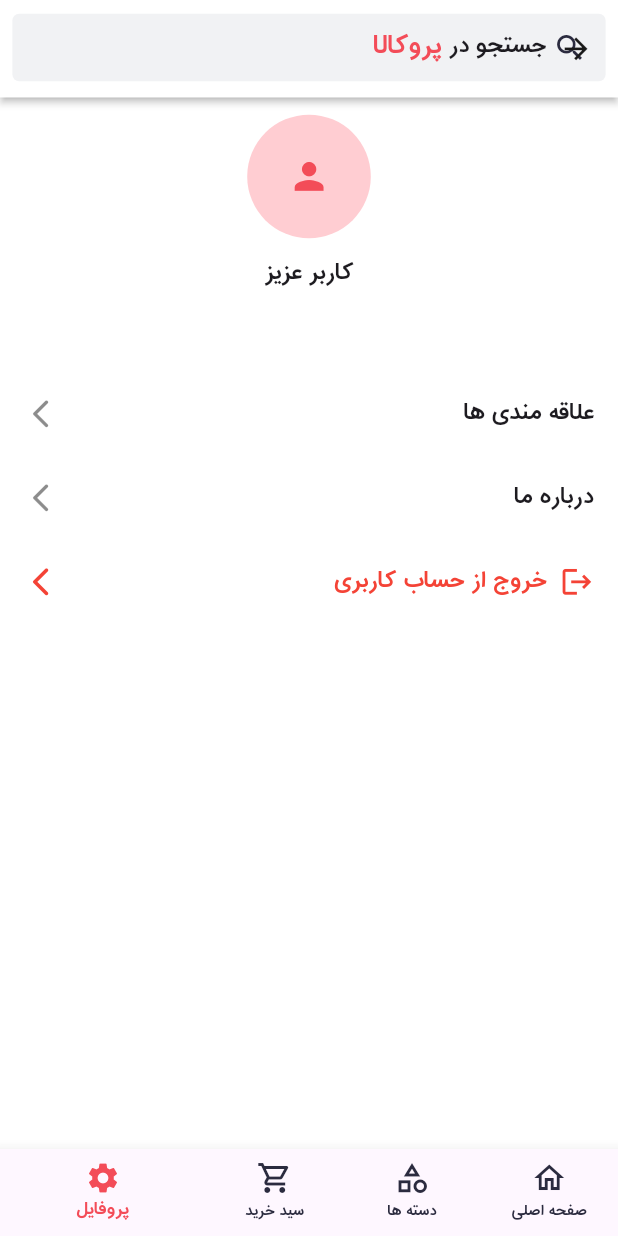
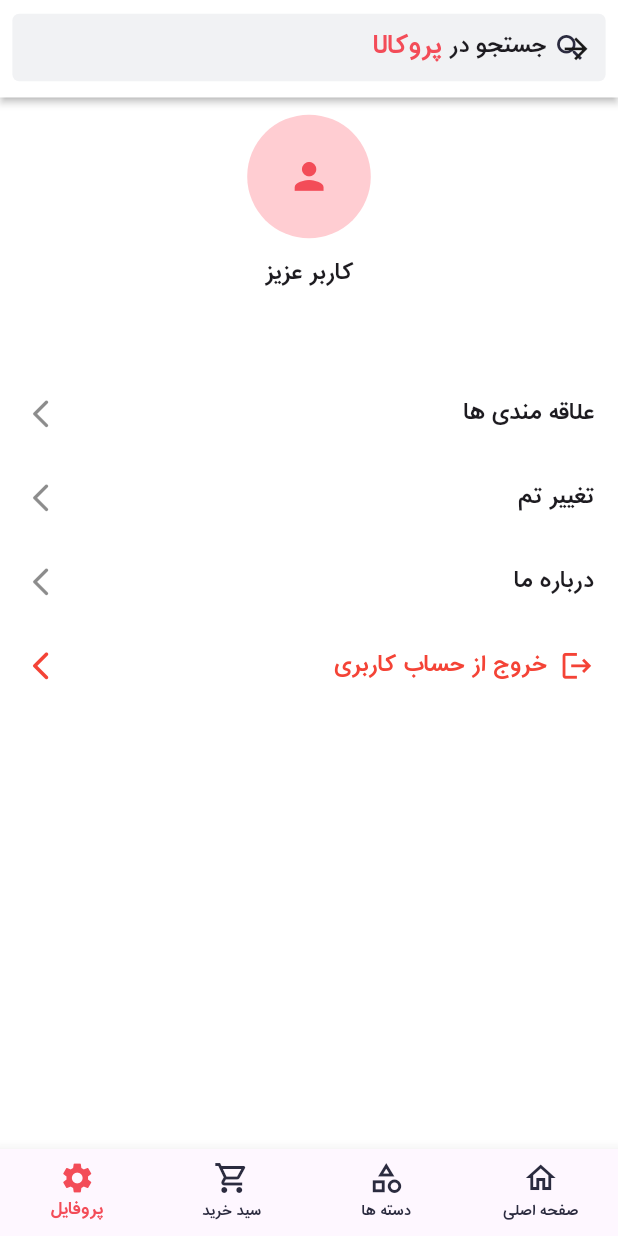
Before and after one commit to MehrabBozorgi/flutter_prokala, a Flutter app: the BottomNavBarScreen screen opened by its route, item 4 of the bottom bar chosen, on a phone screen of 412 x 824 dp. Run offline on Flutter 3.47's test engine with Material 3 defaults, Android fonts, the phone set to English and light mode, and no system bars; our stand-ins replace animate_do, bloc, carousel_slider, dio, expandable_text, flutter_bloc and 6 more; accounts and stored records are empty; network calls fail.

Commit message:
flutter_prokala

```diff
--- a/lib/const/theme/theme.dart
+++ b/lib/const/theme/theme.dart
@@ -7,15 +7,15 @@ import 'colors.dart';
 class CustomTheme {
   static ThemeData lightTheme = ThemeData.light().copyWith(
     primaryColor: primaryColor,
-scaffoldBackgroundColor: Colors.white,
+    scaffoldBackgroundColor: Colors.white,
     useMaterial3: false,
     dialogTheme: DialogTheme(shape: getShapeFunc(10), elevation: 5),
     iconTheme: const IconThemeData().copyWith(
       color: iconColor,
       size: ScreenUtil().setSp(20),
     ),
-    floatingActionButtonTheme:
-        const FloatingActionButtonThemeData(backgroundColor: primaryColor, elevation: 5),
+    floatingActionButtonTheme: const FloatingActionButtonThemeData(
+        backgroundColor: primaryColor, elevation: 5),
 
     //
     elevatedButtonTheme: ElevatedButtonThemeData(
@@ -42,7 +42,96 @@ scaffoldBackgroundColor: Colors.white,
       ),
     ),
 
-    appBarTheme: AppBarTheme(centerTitle: false,color: whiteColor,iconTheme: IconThemeData(color: darkColor)),
+    appBarTheme: AppBarTheme(
+        centerTitle: false,
+        color: whiteColor,
+        iconTheme: IconThemeData(color: darkColor)),
+
+    //
+    inputDecorationTheme: InputDecorationTheme(
+      filled: true,
+      fillColor: textFieldColor,
+      focusedBorder: OutlineInputBorder(
+        borderRadius: BorderRadius.circular(7.5),
+        gapPadding: 10,
+        borderSide: const BorderSide(color: primary2Color, width: 1.5),
+      ),
+      errorBorder: OutlineInputBorder(
+        borderRadius: BorderRadius.circular(7.5),
+        gapPadding: 10,
+        borderSide: const BorderSide(color: Colors.red, width: 2),
+      ),
+      focusedErrorBorder: OutlineInputBorder(
+        borderRadius: BorderRadius.circular(7.5),
+        gapPadding: 10,
+        borderSide: const BorderSide(color: Colors.red, width: 2),
+      ),
+      border: OutlineInputBorder(
+        borderRadius: BorderRadius.circular(7.5),
+        gapPadding: 10,
+        borderSide: BorderSide(color: darkColor.withOpacity(0.0), width: 1),
+      ),
+      disabledBorder: OutlineInputBorder(
+        gapPadding: 10,
+        borderRadius: BorderRadius.circular(7.5),
+        borderSide: BorderSide(color: darkColor.withOpacity(0.0), width: 1),
+      ),
+      enabledBorder: OutlineInputBorder(
+        gapPadding: 10,
+        borderRadius: BorderRadius.circular(7.5),
+        borderSide: BorderSide(color: darkColor.withOpacity(0.0), width: 1),
+      ),
+      iconColor: primary2Color,
+      suffixIconColor: primary2Color,
+      contentPadding: const EdgeInsets.symmetric(horizontal: 20, vertical: 15),
+    ),
+  );
+  static ThemeData darkTheme = ThemeData.light().copyWith(
+    bottomNavigationBarTheme: BottomNavigationBarThemeData(
+      backgroundColor:  Colors.grey.shade800,
+    ),
+    textTheme: TextTheme(bodyMedium: TextStyle(color: Colors.white)),
+    primaryColor: primaryColor,
+    scaffoldBackgroundColor: Colors.grey.shade800,
+    useMaterial3: false,
+    dialogTheme: DialogTheme(shape: getShapeFunc(10), elevation: 5),
+    iconTheme: const IconThemeData().copyWith(
+      color: Colors.white,
+      size: ScreenUtil().setSp(20),
+    ),
+    floatingActionButtonTheme: const FloatingActionButtonThemeData(
+        backgroundColor: primaryColor, elevation: 5),
+
+    //
+    elevatedButtonTheme: ElevatedButtonThemeData(
+      style: ElevatedButton.styleFrom(
+        foregroundColor: Colors.grey.shade800,
+        shape: getShapeFunc(10),
+        alignment: Alignment.center,
+        backgroundColor: primaryColor,
+      ),
+    ),
+    outlinedButtonTheme: OutlinedButtonThemeData(
+      style: OutlinedButton.styleFrom(
+        shape: getShapeFunc(10),
+        alignment: Alignment.center,
+        side: const BorderSide(color: primaryColor),
+        foregroundColor: primaryColor,
+      ),
+    ),
+    textButtonTheme: TextButtonThemeData(
+      style: TextButton.styleFrom(
+        shape: getShapeFunc(10),
+        alignment: Alignment.center,
+        foregroundColor: primaryColor,
+      ),
+    ),
+
+    appBarTheme: AppBarTheme(
+      centerTitle: false,
+      color: Colors.grey.shade700,
+      iconTheme: IconThemeData(color: darkColor),
+    ),
 
     //
     inputDecorationTheme: InputDecorationTheme(
--- a/lib/features/home_features/widget/amazing_widget.dart
+++ b/lib/features/home_features/widget/amazing_widget.dart
@@ -131,6 +131,7 @@ class AmazingItems extends StatelessWidget {
               child: Text(
                 helper.title!,
                 style: TextStyle(
+                  color: theme.textTheme.bodyLarge!.color,
                   fontFamily: 'bold',
                   fontSize: Responsive.isTablet(context) ? 14.sp : 16.sp,
                 ),
--- a/lib/features/profile_features/screen/profile_screen.dart
+++ b/lib/features/profile_features/screen/profile_screen.dart
@@ -7,6 +7,7 @@ import 'package:flutter_prokala/features/authentication_features/services/auth_r
 import 'package:flutter_prokala/features/favorite_features/screen/favorite_screen.dart';
 import 'package:flutter_prokala/features/home_features/widget/sliver_search_bar.dart';
 import 'package:flutter_prokala/features/intro_features/screens/splash_screen.dart';
+import 'package:flutter_prokala/features/public_features/logic/change_theme/change_theme_cubit.dart';
 import 'package:flutter_prokala/features/public_features/widget/snack_bar.dart';
 import 'package:flutter_screenutil/flutter_screenutil.dart';
 import 'package:url_launcher/url_launcher.dart';
@@ -53,6 +54,20 @@ class ProfileScreen extends StatelessWidget {
                       Navigator.of(context).pushNamed(FavoriteScreen.screenId);
                     },
                   ),
+
+                  ListTile(
+                    title: Text(
+                      'تغییر تم',
+                      style: TextStyle(fontFamily: 'bold', fontSize: 16.sp),
+                    ),
+                    trailing: const Icon(Icons.arrow_forward_ios_rounded),
+                    onTap: () {
+
+                      BlocProvider.of<ChangeThemeCubit>(context).changeTheme();
+
+                    },
+                  ),
+
                   const AboutUsWidget(),
                   const LogOutWidget(),
                 ],
@@ -79,7 +94,8 @@ class LogOutWidget extends StatelessWidget {
           SizedBox(width: getWidth(context, 0.02)),
           Text(
             'خروج از حساب کاربری',
-            style: TextStyle(fontFamily: 'bold', fontSize: 16.sp, color: Colors.red),
+            style: TextStyle(
+                fontFamily: 'bold', fontSize: 16.sp, color: Colors.red),
           ),
         ],
       ),
@@ -105,7 +121,8 @@ class LogOutWidget extends StatelessWidget {
                   listener: (context, state) {
                     if (state is AuthErrorState) {
                       Navigator.pop(context);
-                      getSnackBarWidget(context, state.errorMessage.errorMsg!, Colors.red);
+                      getSnackBarWidget(
+                          context, state.errorMessage.errorMsg!, Colors.red);
                     }
                     if (state is LogOutCompletedState) {
                       Navigator.pop(context);
@@ -142,7 +159,8 @@ class LogOutWidget extends StatelessWidget {
                         ),
                         Center(
                           child: Padding(
-                            padding: EdgeInsets.symmetric(horizontal: getWidth(context, 0.03)),
+                            padding: EdgeInsets.symmetric(
+                                horizontal: getWidth(context, 0.03)),
                             child: Row(
                               mainAxisAlignment: MainAxisAlignment.spaceBetween,
                               crossAxisAlignment: CrossAxisAlignment.center,
@@ -155,7 +173,8 @@ class LogOutWidget extends StatelessWidget {
                                     ),
                                   ),
                                   onPressed: () {
-                                    BlocProvider.of<AuthBloc>(context).add(CallLogOutEvent());
+                                    BlocProvider.of<AuthBloc>(context)
+                                        .add(CallLogOutEvent());
                                   },
                                   child: Text(
                                     'خروج از حساب',
@@ -225,7 +244,8 @@ class AboutUsWidget extends StatelessWidget {
               width: getAllWidth(context),
               height: Responsive.isTablet(context) ? 300 : 250,
               child: Padding(
-                padding: EdgeInsets.symmetric(vertical: 15.sp, horizontal: 10.sp),
+                padding:
+                    EdgeInsets.symmetric(vertical: 15.sp, horizontal: 10.sp),
                 child: Column(
                   mainAxisAlignment: MainAxisAlignment.spaceAround,
                   crossAxisAlignment: CrossAxisAlignment.start,
--- /dev/null
+++ b/lib/features/public_features/logic/change_theme/change_theme_cubit.dart
@@ -0,0 +1,25 @@
+import 'package:bloc/bloc.dart';
+import 'package:flutter/material.dart';
+
+import '../../../../const/theme/theme.dart';
+
+
+class ChangeThemeCubit extends Cubit<ThemeData> {
+  ChangeThemeCubit() : super(ThemeData.light());
+
+  ThemeData customTheme = CustomTheme.lightTheme;
+
+
+  changeTheme(){
+
+    if (customTheme == CustomTheme.darkTheme) {
+      emit(customTheme = CustomTheme.lightTheme);
+    }
+    else {
+      emit(customTheme = CustomTheme.darkTheme);
+    }
+
+  }
+
+
+}
--- a/lib/features/public_features/screens/bottom_nav_bar.dart
+++ b/lib/features/public_features/screens/bottom_nav_bar.dart
@@ -41,7 +41,9 @@ class _BottomNavBarScreenState extends State<BottomNavBarScreen> {
         final bottomNavCubit = BlocProvider.of<BottomNavCubit>(context);
         return SafeArea(
           child: Scaffold(
+
             bottomNavigationBar: BottomNavigationBar(
+              type: BottomNavigationBarType.fixed,
               selectedItemColor: primaryColor,
               showSelectedLabels: true,
               showUnselectedLabels: true,
--- a/lib/main.dart
+++ b/lib/main.dart
@@ -9,6 +9,7 @@ import 'package:flutter_prokala/features/home_features/services/home_respository
 import 'package:flutter_prokala/features/intro_features/logic/intro_cubit.dart';
 import 'package:flutter_prokala/features/intro_features/screens/splash_screen.dart';
 import 'package:flutter_prokala/features/public_features/logic/bottom_nav_cubit.dart';
+import 'package:flutter_prokala/features/public_features/logic/change_theme/change_theme_cubit.dart';
 import 'package:flutter_prokala/features/public_features/screens/unknownrout_screen.dart';
 import 'package:flutter_screenutil/flutter_screenutil.dart';
 
@@ -45,11 +46,14 @@ class MyApp extends StatelessWidget {
         providers: [
           BlocProvider(create: (context) => IntroCubit()),
           BlocProvider(create: (context) => TokenCheckCubit()),
+          BlocProvider(create: (context) => ChangeThemeCubit()),
           // BlocProvider(create: (context) => HomeCubit()),
           BlocProvider(create: (context) => BottomNavCubit()),
           BlocProvider(create: (context) => HomeBloc(HomeRepository())),
         ],
-        child: MaterialApp(
+        child: BlocBuilder<ChangeThemeCubit, ThemeData>(
+          builder: (context, state) {
+            return MaterialApp(
               debugShowCheckedModeBanner: false,
               localizationsDelegates: const [
                 GlobalMaterialLocalizations.delegate,
@@ -57,9 +61,11 @@ class MyApp extends StatelessWidget {
                 GlobalCupertinoLocalizations.delegate,
               ],
               supportedLocales: const [Locale('fa')],
-          theme: CustomTheme.lightTheme,
+              theme: context.read<ChangeThemeCubit>().customTheme ==
+                      CustomTheme.lightTheme
+                  ? CustomTheme.lightTheme
+                  : CustomTheme.darkTheme,
               // home: SplashScreen(),
-
               initialRoute: SplashScreen.screenId,
               onUnknownRoute: (settings) => MaterialPageRoute(
                 builder: (context) => const UnKnowRoutScreen(),
@@ -68,16 +74,23 @@ class MyApp extends StatelessWidget {
                 SplashScreen.screenId: (context) => const SplashScreen(),
                 IntroScreen.screenId: (context) => const IntroScreen(),
                 HomeScreen.screenId: (context) => const HomeScreen(),
-            BottomNavBarScreen.screenId: (context) => const BottomNavBarScreen(),
+                BottomNavBarScreen.screenId: (context) =>
+                    const BottomNavBarScreen(),
                 CategoryScreen.screenId: (context) => const CategoryScreen(),
                 AuthScreen.screenId: (context) => const AuthScreen(),
-            ProductDetailScreen.screenId: (context) => const ProductDetailScreen(),
-            ShowCommentScreen.screenId: (context) => const ShowCommentScreen(),
-            AddCommentScreen.screenId: (context) => const AddCommentScreen(),
-            AllCategoryScreen.screenId: (context) => const AllCategoryScreen(),
+                ProductDetailScreen.screenId: (context) =>
+                    const ProductDetailScreen(),
+                ShowCommentScreen.screenId: (context) =>
+                    const ShowCommentScreen(),
+                AddCommentScreen.screenId: (context) =>
+                    const AddCommentScreen(),
+                AllCategoryScreen.screenId: (context) =>
+                    const AllCategoryScreen(),
                 SearchScreen.screenId: (context) => const SearchScreen(),
                 CheckProfile.screenId: (context) => const CheckProfile(),
                 FavoriteScreen.screenId: (context) => const FavoriteScreen(),
+              },
+            );
           },
         ),
       ),
@@ -89,6 +102,7 @@ class MyHttpOverrides extends HttpOverrides {
   @override
   HttpClient createHttpClient(SecurityContext? context) {
     return super.createHttpClient(context)
-      ..badCertificateCallback = (X509Certificate cert, String host, int port) => true;
+      ..badCertificateCallback =
+          (X509Certificate cert, String host, int port) => true;
   }
 }
```
Lines whose indentation alone changed are shown as unchanged.
